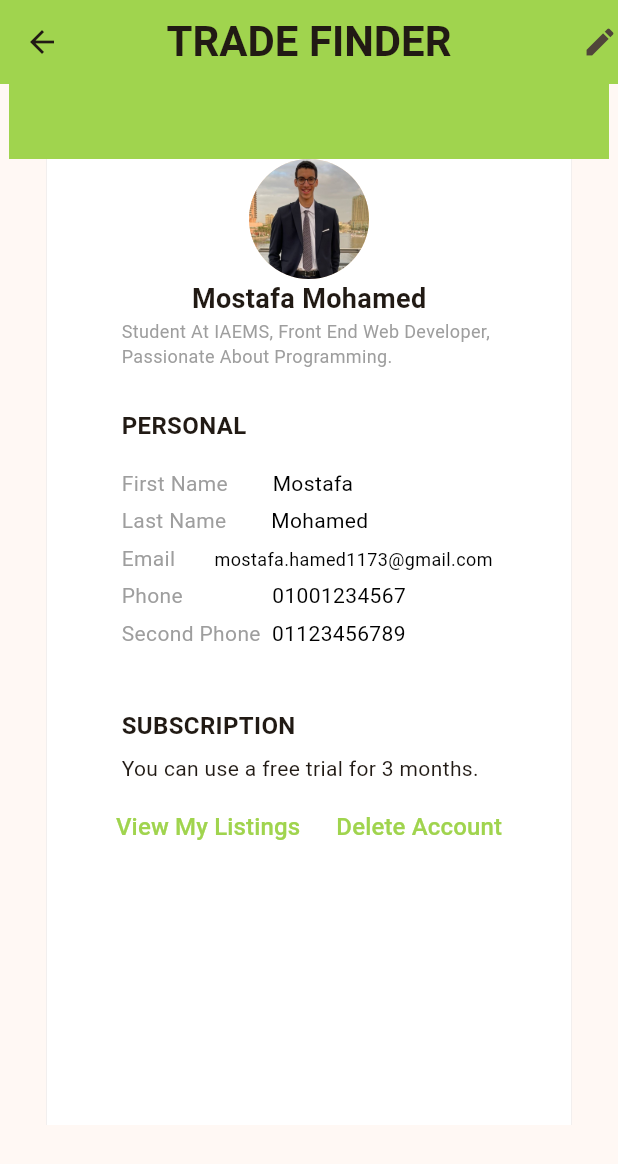
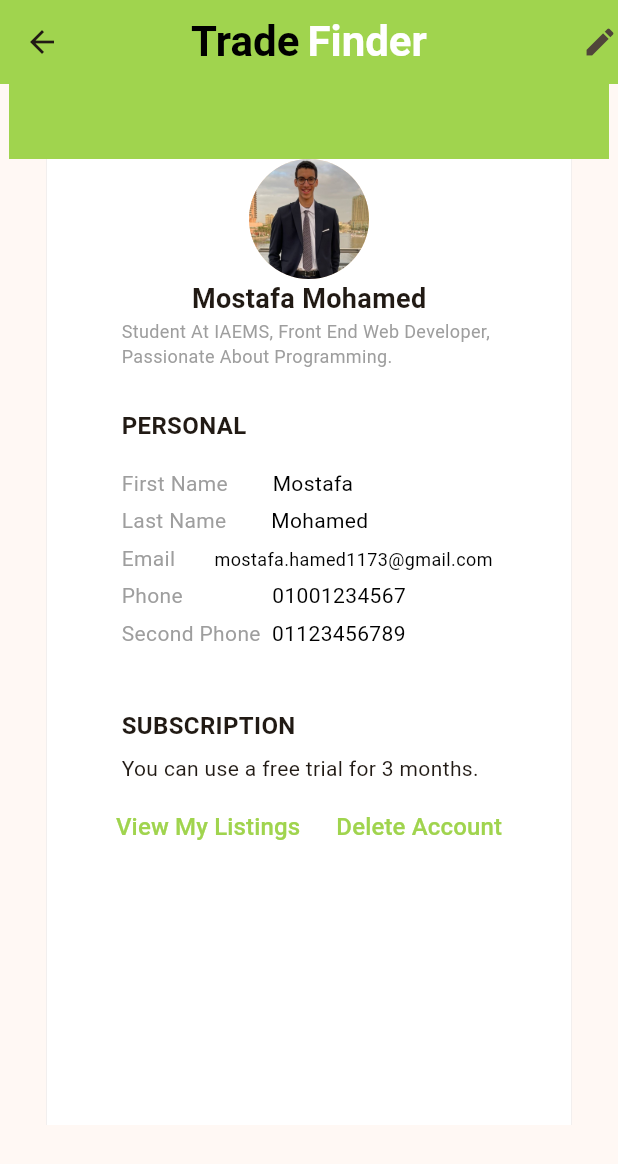
Before and after one commit to MostafaM117/flutter-First-Project, a Flutter app: the screen it shows after launch, on a phone screen of 412 x 824 dp. Shown: the top 1164 px of the screen. Run offline on Flutter 3.47's test engine with Material 3 defaults, Android fonts, the phone set to English and light mode, and no system bars.

Commit message:
title: const Text('TRADE FINDER',         style: TextStyle(fontSize: 28.0 ,         fontWeight: FontWeight.bold,         ),),

```diff
--- a/lib/home_page.dart
+++ b/lib/home_page.dart
@@ -35,10 +35,13 @@ class MyHomePage extends StatelessWidget{
   Widget build(BuildContext context) {
     return Scaffold(
       appBar: AppBar(
-        title: const Text('TRADE FINDER',
-        style: TextStyle(fontSize: 28.0 ,
-        fontWeight: FontWeight.bold,
-        ),),
+        title: const Text.rich(TextSpan(
+              children: <TextSpan>[
+                TextSpan(text: 'Trade',style: TextStyle(fontSize: 28,fontWeight: FontWeight.bold, color: Colors.black)),
+                TextSpan(text: ' ',),
+                TextSpan(text: 'Finder',style: TextStyle(fontSize: 28,fontWeight: FontWeight.bold, color: Colors.white,))
+              ]
+            )),
         backgroundColor: const Color(0xffA0D44E),
         centerTitle: true,
         leading: const Icon(Icons.arrow_back),
@@ -55,7 +58,6 @@ class MyHomePage extends StatelessWidget{
         Container(
         height: 644 ,
         width: 350,
-        // padding: const EdgeInsets.only(left: 50,right: 50),
         decoration: BoxDecoration(color: Colors.white, boxShadow: [BoxShadow(color: Colors.black.withOpacity(0.2))]),
         child: Column(
         mainAxisAlignment: MainAxisAlignment.start,
```
